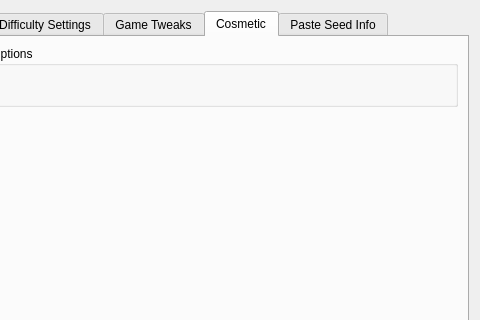
Above: randomizer.ui from LagoLunatic/dsvrandom before the change; both pictures show x 160 to 640 and y 0 to 320 of the 640 by 668 pixel window. Below: the same form after it.
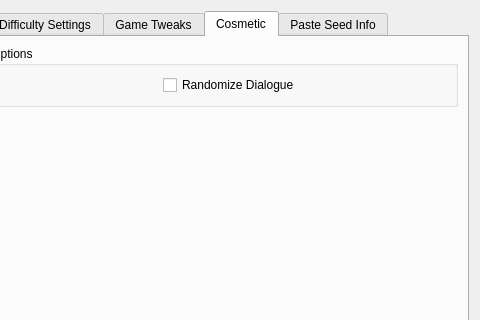
That is the form after the change. The open tabs and pages were chosen to show the change. Icons and pictures are not drawn.

Commit message: Add dialogue randomizer

Patch:
```diff
--- a/randomizer.ui
+++ b/randomizer.ui
@@ -884,6 +884,13 @@
               </property>
              </widget>
             </item>
+            <item>
+             <widget class="QCheckBox" name="randomize_dialogue">
+              <property name="text">
+               <string>Randomize Dialogue</string>
+              </property>
+             </widget>
+            </item>
            </layout>
           </item>
          </layout>
```
Left out of the diff: 4 changed lines with no effect on the pictures. The commit also changes 3 other files.
